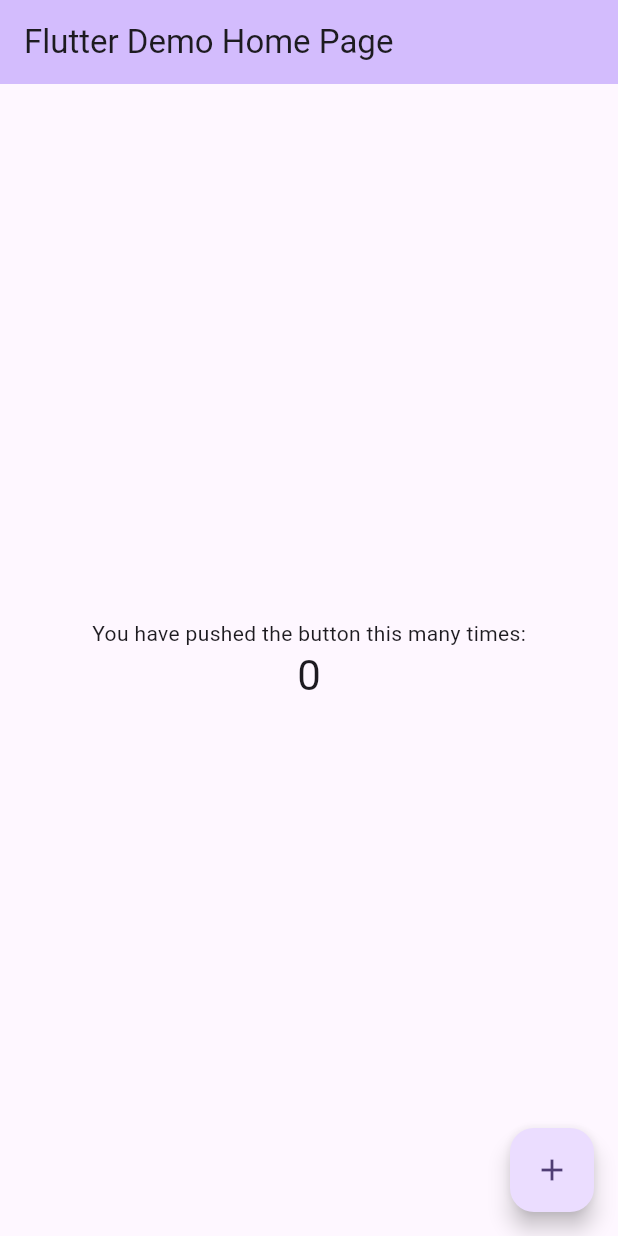
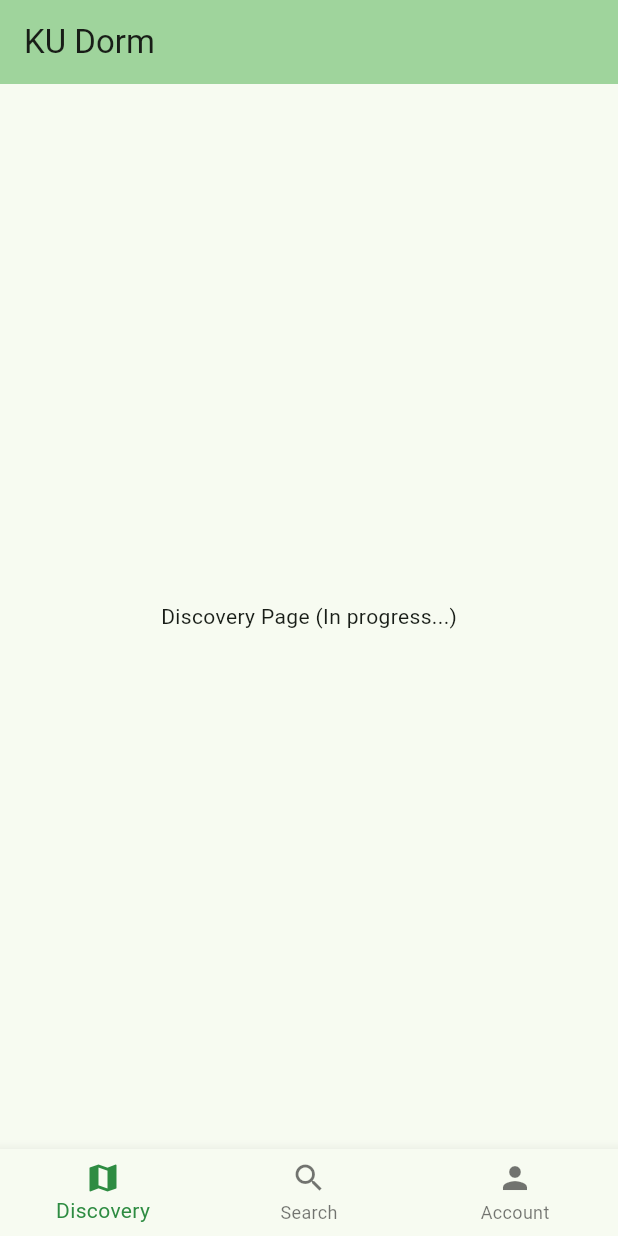
Before and after one commit to hddifent/cs342-project, a Flutter app: the screen it shows after launch, on a phone screen of 412 x 824 dp. Run offline on Flutter 3.47's test engine with Material 3 defaults, Android fonts, the phone set to English and light mode, and no system bars.

Commit message:
Add main app pages and main app mask.

```diff
--- /dev/null
+++ b/lib/app_page/mask_main.dart
@@ -0,0 +1,41 @@
+import 'package:cs342_project/app_page/page_account.dart';
+import 'package:cs342_project/app_page/page_discovery.dart';
+import 'package:cs342_project/app_page/page_search.dart';
+import 'package:cs342_project/constants.dart';
+import 'package:flutter/material.dart';
+
+class MainMask extends StatefulWidget {
+  const MainMask({super.key});
+
+  @override
+  State<MainMask> createState() => _MainMaskState();
+}
+
+class _MainMaskState extends State<MainMask> {
+  int pageIndex = 0;
+  List<Widget> pageWidgets = const [DiscoveryPage(), SearchPage(), AccountPage()];
+
+  @override
+  Widget build(BuildContext context) {
+    return Scaffold(
+      appBar: AppBar(
+        title: const Text("KU Dorm"),
+        backgroundColor: Theme.of(context).colorScheme.inversePrimary
+      ),
+
+      body: pageWidgets[pageIndex],
+
+      bottomNavigationBar: BottomNavigationBar(
+        currentIndex: pageIndex,
+        selectedItemColor: AppPalette.darkGreen,
+        items: const <BottomNavigationBarItem>[
+          BottomNavigationBarItem(icon: Icon(Icons.map), label: "Discovery"),
+          BottomNavigationBarItem(icon: Icon(Icons.search), label: "Search"),
+          BottomNavigationBarItem(icon: Icon(Icons.person), label: "Account")
+        ],
+
+        onTap: (index) => setState( () => pageIndex = index )
+      )
+    );
+  }
+}
--- /dev/null
+++ b/lib/app_page/page_account.dart
@@ -0,0 +1,10 @@
+import "package:flutter/material.dart";
+
+class AccountPage extends StatelessWidget {
+  const AccountPage({super.key});
+
+  @override
+  Widget build(BuildContext context) {
+    return const Center(child: Text("Account Page (In progress...)"));
+  }
+}
--- /dev/null
+++ b/lib/app_page/page_discovery.dart
@@ -0,0 +1,10 @@
+import "package:flutter/material.dart";
+
+class DiscoveryPage extends StatelessWidget {
+  const DiscoveryPage({super.key});
+
+  @override
+  Widget build(BuildContext context) {
+    return const Center(child: Text("Discovery Page (In progress...)"));
+  }
+}
--- /dev/null
+++ b/lib/app_page/page_search.dart
@@ -0,0 +1,10 @@
+import "package:flutter/material.dart";
+
+class SearchPage extends StatelessWidget {
+  const SearchPage({super.key});
+
+  @override
+  Widget build(BuildContext context) {
+    return const Center(child: Text("Search Page (In progress...)"));
+  }
+}
--- /dev/null
+++ b/lib/constants.dart
@@ -0,0 +1,9 @@
+import 'package:flutter/material.dart';
+
+class AppPalette {
+  static const Color green = Color(0xFF33E35A);
+  static const Color darkGreen = Color(0xFF2E8C42);
+  static const Color red = Color(0xFFB43A32);
+  static const Color gold = Color(0xFFD6961A);
+  static const Color lightGray = Color(0xFFDDDDDD);
+}
--- a/lib/main.dart
+++ b/lib/main.dart
@@ -1,3 +1,5 @@
+import 'package:cs342_project/app_page/mask_main.dart';
+import 'package:cs342_project/constants.dart';
 import 'package:flutter/material.dart';
 
 void main() {
@@ -7,119 +9,15 @@ void main() {
 class MyApp extends StatelessWidget {
   const MyApp({super.key});
 
-  // This widget is the root of your application.
   @override
   Widget build(BuildContext context) {
     return MaterialApp(
-      title: 'Flutter Demo',
+      title: 'KU Dorm',
       theme: ThemeData(
-        // This is the theme of your application.
-        //
-        // TRY THIS: Try running your application with "flutter run". You'll see
-        // the application has a purple toolbar. Then, without quitting the app,
-        // try changing the seedColor in the colorScheme below to Colors.green
-        // and then invoke "hot reload" (save your changes or press the "hot
-        // reload" button in a Flutter-supported IDE, or press "r" if you used
-        // the command line to start the app).
-        //
-        // Notice that the counter didn't reset back to zero; the application
-        // state is not lost during the reload. To reset the state, use hot
-        // restart instead.
-        //
-        // This works for code too, not just values: Most code changes can be
-        // tested with just a hot reload.
-        colorScheme: ColorScheme.fromSeed(seedColor: Colors.deepPurple),
+        colorScheme: ColorScheme.fromSeed(seedColor: AppPalette.green),
         useMaterial3: true,
       ),
-      home: const MyHomePage(title: 'Flutter Demo Home Page'),
+      home: const MainMask(),
     );
   }
 }
-
-class MyHomePage extends StatefulWidget {
-  const MyHomePage({super.key, required this.title});
-
-  // This widget is the home page of your application. It is stateful, meaning
-  // that it has a State object (defined below) that contains fields that affect
-  // how it looks.
-
-  // This class is the configuration for the state. It holds the values (in this
-  // case the title) provided by the parent (in this case the App widget) and
-  // used by the build method of the State. Fields in a Widget subclass are
-  // always marked "final".
-
-  final String title;
-
-  @override
-  State<MyHomePage> createState() => _MyHomePageState();
-}
-
-class _MyHomePageState extends State<MyHomePage> {
-  int _counter = 0;
-
-  void _incrementCounter() {
-    setState(() {
-      // This call to setState tells the Flutter framework that something has
-      // changed in this State, which causes it to rerun the build method below
-      // so that the display can reflect the updated values. If we changed
-      // _counter without calling setState(), then the build method would not be
-      // called again, and so nothing would appear to happen.
-      _counter++;
-    });
-  }
-
-  @override
-  Widget build(BuildContext context) {
-    // This method is rerun every time setState is called, for instance as done
-    // by the _incrementCounter method above.
-    //
-    // The Flutter framework has been optimized to make rerunning build methods
-    // fast, so that you can just rebuild anything that needs updating rather
-    // than having to individually change instances of widgets.
-    return Scaffold(
-      appBar: AppBar(
-        // TRY THIS: Try changing the color here to a specific color (to
-        // Colors.amber, perhaps?) and trigger a hot reload to see the AppBar
-        // change color while the other colors stay the same.
-        backgroundColor: Theme.of(context).colorScheme.inversePrimary,
-        // Here we take the value from the MyHomePage object that was created by
-        // the App.build method, and use it to set our appbar title.
-        title: Text(widget.title),
-      ),
-      body: Center(
-        // Center is a layout widget. It takes a single child and positions it
-        // in the middle of the parent.
-        child: Column(
-          // Column is also a layout widget. It takes a list of children and
-          // arranges them vertically. By default, it sizes itself to fit its
-          // children horizontally, and tries to be as tall as its parent.
-          //
-          // Column has various properties to control how it sizes itself and
-          // how it positions its children. Here we use mainAxisAlignment to
-          // center the children vertically; the main axis here is the vertical
-          // axis because Columns are vertical (the cross axis would be
-          // horizontal).
-          //
-          // TRY THIS: Invoke "debug painting" (choose the "Toggle Debug Paint"
-          // action in the IDE, or press "p" in the console), to see the
-          // wireframe for each widget.
-          mainAxisAlignment: MainAxisAlignment.center,
-          children: <Widget>[
-            const Text(
-              'You have pushed the button this many times:',
-            ),
-            Text(
-              '$_counter',
-              style: Theme.of(context).textTheme.headlineMedium,
-            ),
-          ],
-        ),
-      ),
-      floatingActionButton: FloatingActionButton(
-        onPressed: _incrementCounter,
-        tooltip: 'Increment',
-        child: const Icon(Icons.add),
-      ), // This trailing comma makes auto-formatting nicer for build methods.
-    );
-  }
-}
```
